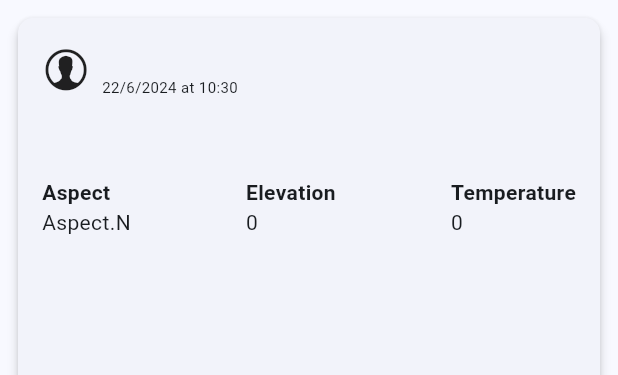
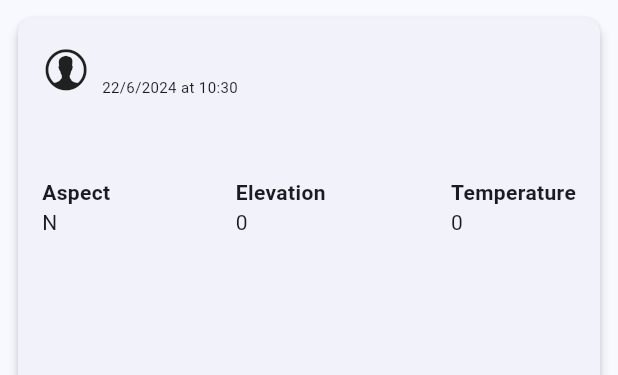
Before and after one commit to rossbuc/snowpack, a Flutter app: the PostTile widget shown alone on an empty page, opened directly with empty values, on a phone screen of 412 x 824 dp. Shown: the top 375 px of the screen. Run offline on Flutter 3.47's test engine with Material 3 defaults, Android fonts, the phone set to English and light mode, and no system bars; our stand-ins replace flutter_dotenv, flutter_riverpod; network calls fail.

Commit message:
Fix aspect info on feed

```diff
--- a/lib/views/post_tile.dart
+++ b/lib/views/post_tile.dart
@@ -77,7 +77,7 @@ class PostTile extends StatelessWidget {
                           fontWeight: FontWeight.bold,
                         ),
                       ),
-                      Text(post.aspect.toString()),
+                      Text(post.aspect.toString().split('.').last),
                     ],
                   ),
                   Column(
```
